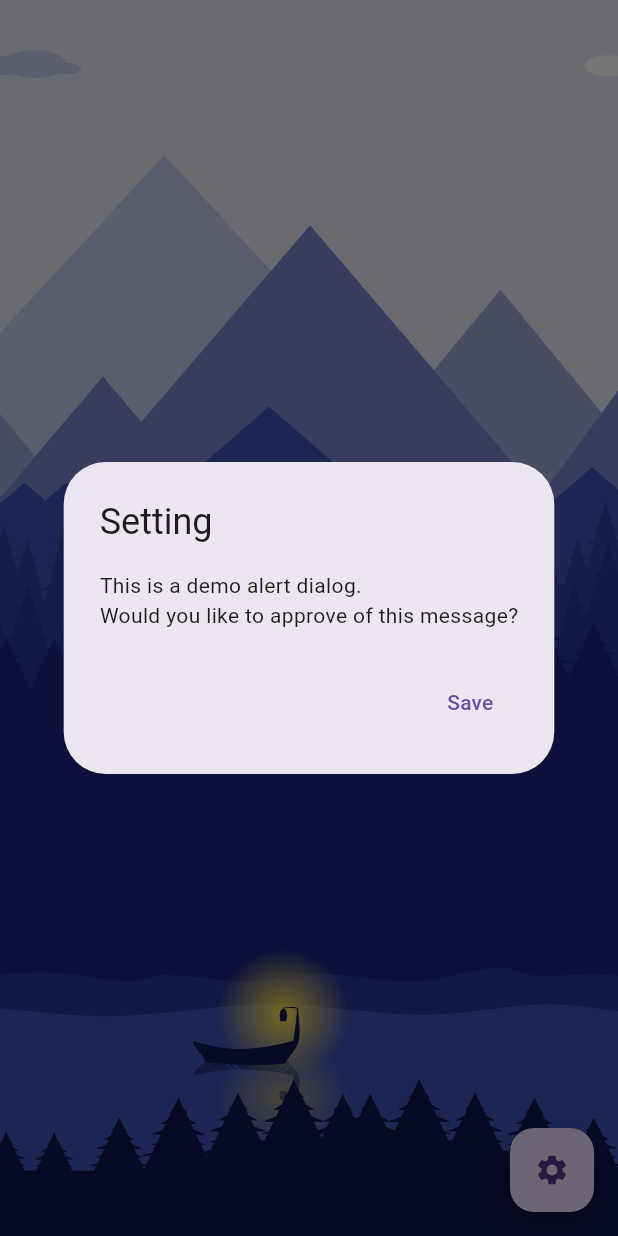
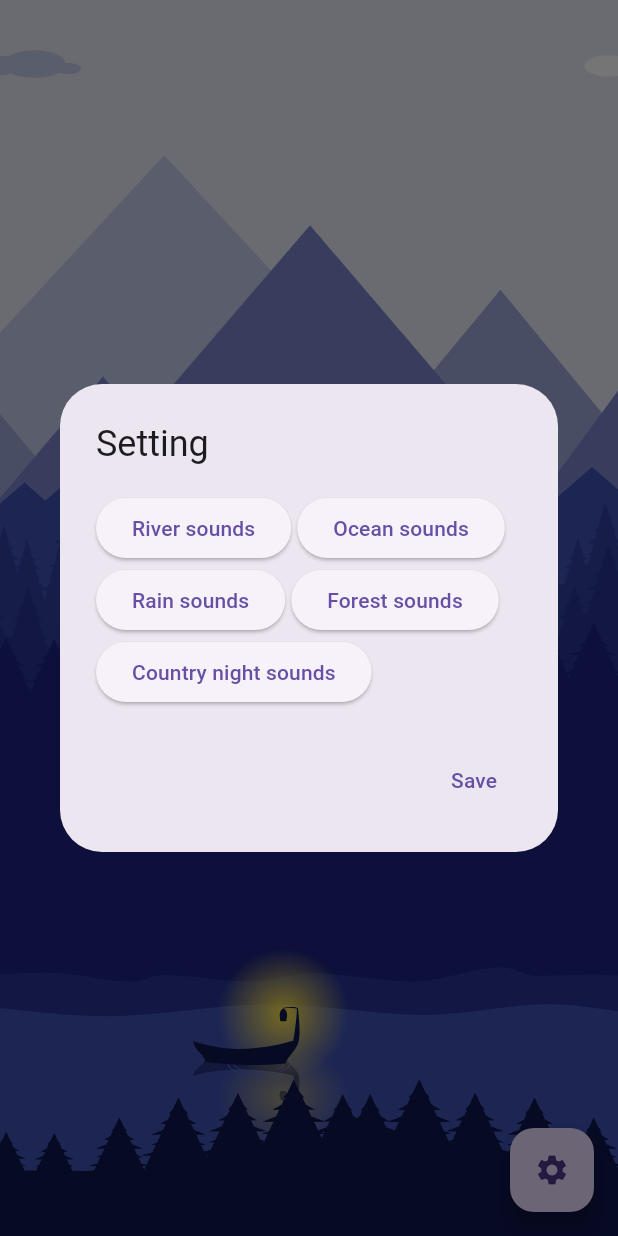
Before and after one commit to LeKhacToan/sleep_soundly, a Flutter app: the screen it shows after launch, after a tap on the "settings" icon, on a phone screen of 412 x 824 dp. Run offline on Flutter 3.47's test engine with Material 2 defaults, Android fonts, the phone set to English and light mode, and no system bars; our stand-ins replace audioplayers, lottie.

Commit message:
feat(*): sound

```diff
--- a/lib/home_page.dart
+++ b/lib/home_page.dart
@@ -1,7 +1,9 @@
 import 'package:flutter/material.dart';
 import 'package:lottie/lottie.dart';
+import 'package:audioplayers/audioplayers.dart';
 
 import 'package:sleep_soundly/widgets/setting_dialog.dart';
+import 'package:sleep_soundly/utils/constant.dart';
 
 class HomePage extends StatefulWidget {
   const HomePage({super.key});
@@ -11,23 +13,66 @@ class HomePage extends StatefulWidget {
 }
 
 class _HomePage extends State<HomePage> {
+  Map<String, dynamic> item = kMedia[0];
+  AudioPlayer audioPlayer = AudioPlayer();
+  bool isPlaying = false;
+
+  @override
+  void initState() {
+    super.initState();
+
+    audioPlayer.setReleaseMode(ReleaseMode.loop);
+    audioPlayer.onPlayerStateChanged.listen((event) {
+      setState(() {
+        isPlaying = event == PlayerState.playing;
+      });
+    });
+    playAudio();
+  }
+
+  @override
+  void dispose() {
+    audioPlayer.dispose();
+    super.dispose();
+  }
+
+  void handleSelectSound(value) {
+    setState(() {
+      item = value;
+    });
+    playAudio();
+  }
+
+  Future playAudio() async {
+    audioPlayer.pause();
+    audioPlayer.setSourceAsset(item['mp3']);
+    await audioPlayer.resume();
+  }
+
   _showMyDialog() {
     return showDialog(
         context: context,
         builder: (BuildContext context) {
-          return const SettingDialog();
+          return SettingDialog(onSelect: handleSelectSound);
         });
   }
 
   @override
   Widget build(BuildContext context) {
     return Scaffold(
-      body: Lottie.asset(
-        'assets/river.json',
-        height: double.infinity,
-        width: double.infinity,
-        fit: BoxFit.cover,
-      ),
+      body: item['is_image']
+          ? Image.asset(
+              item['background'],
+              height: double.infinity,
+              width: double.infinity,
+              fit: BoxFit.cover,
+            )
+          : Lottie.asset(
+              item['background'],
+              height: double.infinity,
+              width: double.infinity,
+              fit: BoxFit.cover,
+            ),
       floatingActionButton: FloatingActionButton(
         onPressed: _showMyDialog,
         tooltip: 'Setting',
--- a/lib/utils/constant.dart
+++ b/lib/utils/constant.dart
@@ -1,22 +1,37 @@
 const kMedia = [
   {
-    'title': 'Ocean sounds',
-    'background': 'assests/ocean.json',
+    'id': 1,
+    'title': 'River sounds',
+    'background': 'assets/river.json',
+    'mp3': 'sounds/river.mp3',
+    'is_image': false
   },
   {
-    'title': 'Rain sounds',
-    'background': 'assests/rainy.json',
+    'id': 2,
+    'title': 'Ocean sounds',
+    'background': 'assets/ocean.json',
+    'mp3': 'sounds/ocean.mp3',
+    'is_image': false
   },
   {
-    'title': 'River sounds',
-    'background': 'assests/river.json',
+    'id': 3,
+    'title': 'Rain sounds',
+    'background': 'assets/rainy.json',
+    'mp3': 'sounds/rain.mp3',
+    'is_image': false
   },
   {
+    'id': 4,
     'title': 'Forest sounds',
-    'background': 'assests/forest.json',
+    'background': 'assets/forest.json',
+    'mp3': 'sounds/forest.mp3',
+    'is_image': false
   },
   {
+    'id': 5,
     'title': 'Country night sounds',
-    'background': 'assests/countryside.jpg',
+    'background': 'assets/countryside.jpg',
+    'mp3': 'sounds/countryside.mp3',
+    'is_image': true
   },
 ];
--- a/lib/widgets/setting_dialog.dart
+++ b/lib/widgets/setting_dialog.dart
@@ -1,7 +1,9 @@
 import 'package:flutter/material.dart';
+import 'package:sleep_soundly/utils/constant.dart';
 
 class SettingDialog extends StatefulWidget {
-  const SettingDialog({super.key});
+  const SettingDialog({super.key, required this.onSelect});
+  final Function(Map<String, dynamic> value) onSelect;
 
   @override
   State<SettingDialog> createState() => _SettingDialog();
@@ -14,9 +16,17 @@ class _SettingDialog extends State<SettingDialog> {
       title: const Text('Setting'),
       content: SingleChildScrollView(
         child: ListBody(
-          children: const <Widget>[
-            Text('This is a demo alert dialog.'),
-            Text('Would you like to approve of this message?'),
+          children: <Widget>[
+            Wrap(
+                children: kMedia.map((item) {
+              return Padding(
+                padding: const EdgeInsets.only(right: 4),
+                child: ElevatedButton(
+                  onPressed: () => widget.onSelect(item),
+                  child: Text(item['title'] as String),
+                ),
+              );
+            }).toList()),
           ],
         ),
       ),
```
Also changed, not shown: pubspec.yaml (+7 -1 lines), pubspec.lock, 19 other files.
